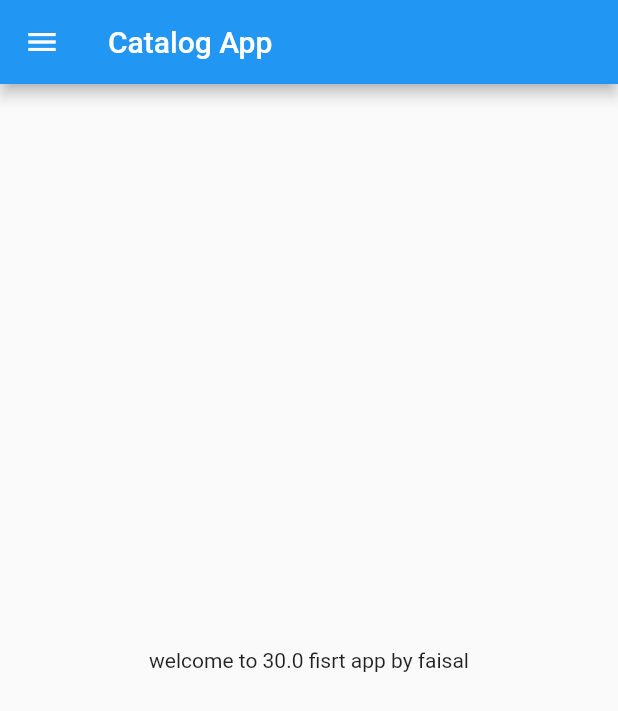
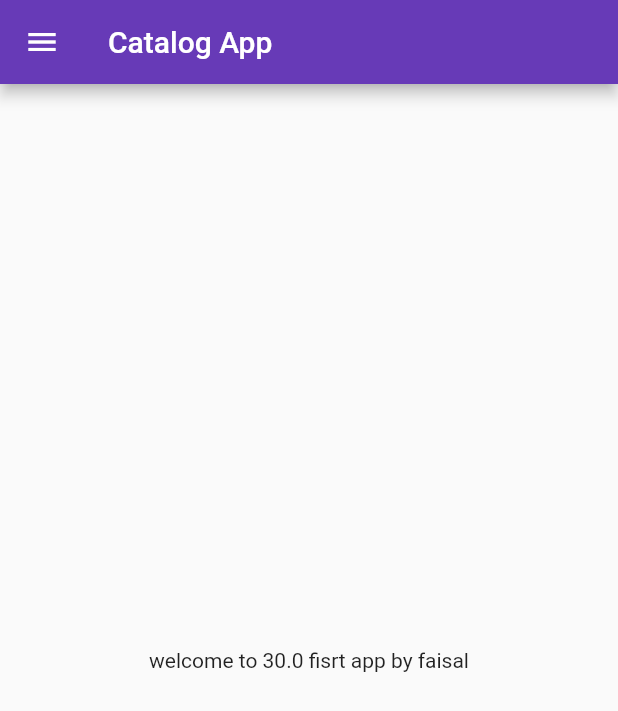
Before and after one commit to mf123478/30-days-of-flutter, a Flutter app: the screen it shows after launch, on a phone screen of 412 x 824 dp. Shown: the top 711 px of the screen. Run offline on Flutter 3.47's test engine with Material 2 defaults, Android fonts, the phone set to English and light mode, and no system bars.

Commit message:
day 3 completed

```diff
--- a/lib/main.dart
+++ b/lib/main.dart
@@ -1,5 +1,6 @@
 import 'package:flutter/material.dart';
-import 'package:flutter_catalog/home_page.dart';
+import 'package:flutter_catalog/pages/home_page.dart';
+import 'package:flutter_catalog/pages/login_page.dart';
 
 void main() {
   runApp(MyApp());
@@ -9,7 +10,17 @@ class MyApp extends StatelessWidget {
   @override
   Widget build(BuildContext context) {
     return MaterialApp(
-      home: HOMEPage(),
+      themeMode: ThemeMode.light,
+      theme: ThemeData(primarySwatch: Colors.deepPurple),
+      darkTheme: ThemeData(
+        brightness: Brightness.dark,
+      ),
+      initialRoute: "/Home",
+      routes: {
+        "/": (context) => LoginPage(),
+        "/Home": (context) => HOMEPage(),
+        "/Login": (context) => LoginPage()
+      },
     );
   }
 }
```
Also changed, not shown: lib/pages/login_page.dart (added, +17 -0 lines), lib/pages/home_page.dart (renamed from lib/home_page.dart).
